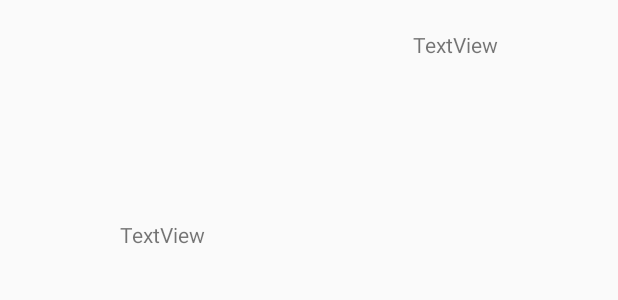
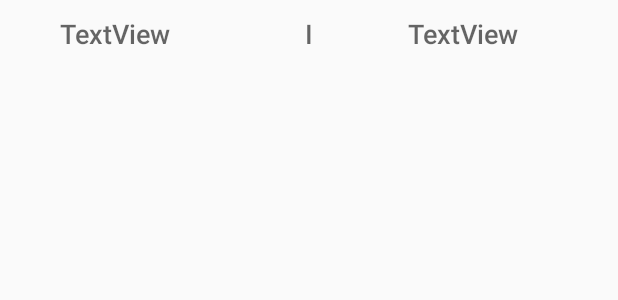
Before and after one commit to lichiheng1998/GameCenter, an Android app: the layout tile_game_score_board_row.xml on its own in the app's theme, with its tools: preview values and no code run, on a phone screen of 412 x 824 dp. Shown: the top 300 px of the screen. Run offline under Robolectric (Android 15) with nearby library versions, the light colour scheme and no system bars.

Commit message:
fix the bug and changes some methods

```diff
--- a/Phase2/GameCenter/app/src/main/res/layout/tile_game_score_board_row.xml
+++ b/Phase2/GameCenter/app/src/main/res/layout/tile_game_score_board_row.xml
@@ -4,27 +4,44 @@
     xmlns:app="http://schemas.android.com/apk/res-auto"
     xmlns:tools="http://schemas.android.com/tools"
     android:layout_width="match_parent"
-    android:layout_height="match_parent">
+    android:layout_height="wrap_content">
 
     <TextView
         android:id="@+id/scoreBoardUser"
-        android:layout_width="wrap_content"
+        android:layout_width="100dp"
+        android:layout_height="0dp"
+        android:layout_marginStart="40dp"
+        android:text="TextView"
+        android:textAppearance="@android:style/TextAppearance.DeviceDefault.Medium"
+        app:layout_constraintBottom_toBottomOf="@+id/scoreBoardScore"
+        app:layout_constraintStart_toStartOf="parent"
+        app:layout_constraintTop_toTopOf="@+id/scoreBoardScore" />
+
+    <TextView
+        android:id="@+id/scoreBoardScore"
+        android:layout_width="100dp"
         android:layout_height="wrap_content"
-        android:layout_marginStart="80dp"
-        android:layout_marginTop="8dp"
-        android:layout_marginBottom="520dp"
+        android:layout_marginBottom="10dp"
+        android:layout_marginEnd="40dp"
+        android:layout_marginTop="10dp"
         android:text="TextView"
+        android:textAppearance="@android:style/TextAppearance.DeviceDefault.Medium"
         app:layout_constraintBottom_toBottomOf="parent"
-        app:layout_constraintStart_toStartOf="parent"
+        app:layout_constraintEnd_toEndOf="parent"
         app:layout_constraintTop_toTopOf="parent" />
 
     <TextView
-        android:id="@+id/scoreBoardScore"
-        android:layout_width="wrap_content"
-        android:layout_height="wrap_content"
-        android:layout_marginTop="20dp"
-        android:layout_marginEnd="80dp"
-        android:text="TextView"
-        app:layout_constraintEnd_toEndOf="parent"
-        app:layout_constraintTop_toTopOf="parent" />
+        android:id="@+id/textView7"
+        android:layout_width="0dp"
+        android:layout_height="0dp"
+        android:layout_marginEnd="8dp"
+        android:layout_marginStart="8dp"
+        android:gravity="center"
+        android:text="I"
+        android:textAppearance="@android:style/TextAppearance.DeviceDefault.Medium"
+        app:layout_constraintBottom_toBottomOf="@+id/scoreBoardScore"
+        app:layout_constraintEnd_toStartOf="@+id/scoreBoardScore"
+        app:layout_constraintStart_toEndOf="@+id/scoreBoardUser"
+        app:layout_constraintTop_toTopOf="@+id/scoreBoardScore" />
+
 </android.support.constraint.ConstraintLayout>
```
Also changed, not shown: Phase2/GameCenter/app/src/main/java/fall2018/csc207project/SlidingTile/Controllers/ScoreBoardActivity.java (+50 -79 lines), Phase2/GameCenter/app/src/main/java/fall2018/csc207project/SlidingTile/Controllers/SlidingTileScoreBoardAdapter.java (+17 -43 lines).
